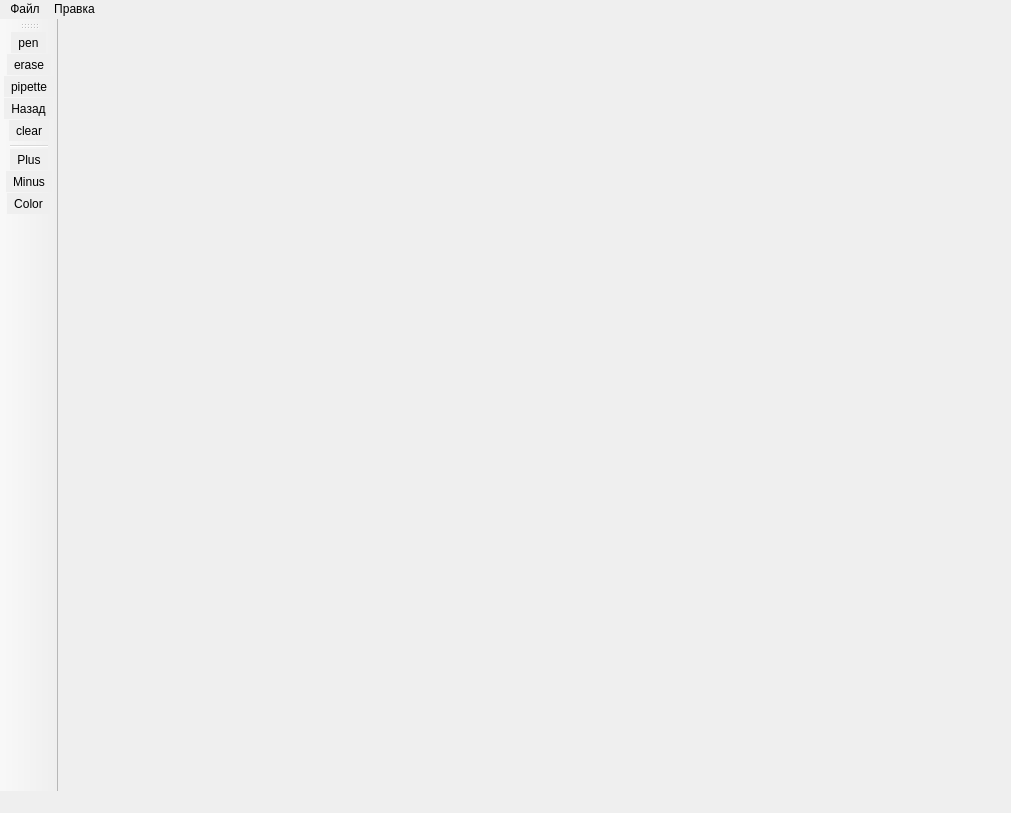
teplov-andrew/mc-paint, file paint_ui.ui: the form before one commit.
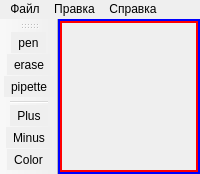
The form after the commit. Icons and pictures are not drawn.

Patch:
```diff
--- a/paint_ui.ui
+++ b/paint_ui.ui
@@ -2,53 +2,95 @@
 <ui version="4.0">
  <class>MainWindow</class>
  <widget class="QMainWindow" name="MainWindow">
-  <property name="geometry">
-   <rect>
-    <x>0</x>
-    <y>0</y>
-    <width>1011</width>
-    <height>813</height>
-   </rect>
-  </property>
   <property name="windowTitle">
    <string>MainWindow</string>
   </property>
   <property name="styleSheet">
    <string notr="true">background-color: rgb(239, 239, 239);</string>
   </property>
+  <property name="toolButtonStyle">
+   <enum>Qt::ToolButtonIconOnly</enum>
+  </property>
   <property name="documentMode">
    <bool>true</bool>
   </property>
+  <property name="tabShape">
+   <enum>QTabWidget::Rounded</enum>
+  </property>
   <widget class="QWidget" name="centralwidget">
-   <widget class="QWidget" name="gridLayoutWidget">
-    <property name="geometry">
-     <rect>
-      <x>0</x>
-      <y>0</y>
-      <width>2</width>
-      <height>2</height>
-     </rect>
+   <property name="styleSheet">
+    <string notr="true">border: 2px solid green;</string>
+   </property>
+   <layout class="QHBoxLayout" name="horizontalLayout">
+    <property name="spacing">
+     <number>0</number>
     </property>
-    <layout class="QGridLayout" name="grid">
-     <property name="horizontalSpacing">
-      <number>0</number>
-     </property>
-     <property name="verticalSpacing">
-      <number>1</number>
-     </property>
-    </layout>
-   </widget>
+    <property name="leftMargin">
+     <number>0</number>
+    </property>
+    <property name="topMargin">
+     <number>0</number>
+    </property>
+    <property name="rightMargin">
+     <number>0</number>
+    </property>
+    <property name="bottomMargin">
+     <number>0</number>
+    </property>
+    <item>
+     <widget class="QScrollArea" name="scrollArea">
+      <property name="styleSheet">
+       <string notr="true">border: 2px solid blue;</string>
+      </property>
+      <property name="widgetResizable">
+       <bool>true</bool>
+      </property>
+      <widget class="QWidget" name="scrollAreaWidgetContents">
+       <property name="styleSheet">
+        <string notr="true">border: 2px solid red;</string>
+       </property>
+       <layout class="QHBoxLayout" name="horizontalLayout_2">
+        <property name="spacing">
+         <number>0</number>
+        </property>
+        <property name="leftMargin">
+         <number>0</number>
+        </property>
+        <property name="topMargin">
+         <number>0</number>
+        </property>
+        <property name="rightMargin">
+         <number>0</number>
+        </property>
+        <property name="bottomMargin">
+         <number>0</number>
+        </property>
+        <item>
+         <layout class="QGridLayout" name="grid">
+          <property name="spacing">
+           <number>1</number>
+          </property>
+         </layout>
+        </item>
+       </layout>
+      </widget>
+     </widget>
+    </item>
+   </layout>
   </widget>
   <widget class="QMenuBar" name="menubar">
    <property name="geometry">
     <rect>
      <x>0</x>
      <y>0</y>
-     <width>1011</width>
+     <width>1077</width>
      <height>22</height>
     </rect>
    </property>
-   <widget class="QMenu" name="menu">
+   <property name="autoFillBackground">
+    <bool>false</bool>
+   </property>
+   <widget class="QMenu" name="menuFile">
     <property name="title">
      <string>Файл</string>
     </property>
@@ -58,15 +100,21 @@
     <addaction name="separator"/>
     <addaction name="actionQuit"/>
    </widget>
-   <widget class="QMenu" name="menu_4">
+   <widget class="QMenu" name="menuEdit">
     <property name="title">
      <string>Правка</string>
     </property>
    </widget>
-   <addaction name="menu"/>
-   <addaction name="menu_4"/>
+   <widget class="QMenu" name="menuHelp">
+    <property name="title">
+     <string>Справка</string>
+    </property>
+    <addaction name="actionAbout"/>
+   </widget>
+   <addaction name="menuFile"/>
+   <addaction name="menuEdit"/>
+   <addaction name="menuHelp"/>
   </widget>
-  <widget class="QStatusBar" name="statusbar"/>
   <widget class="QToolBar" name="toolBar">
    <property name="windowTitle">
     <string>toolBar</string>
@@ -80,8 +128,6 @@
    <addaction name="actionPen"/>
    <addaction name="actionErase"/>
    <addaction name="actionPipette"/>
-   <addaction name="actionUndo"/>
-   <addaction name="actionBin"/>
    <addaction name="separator"/>
    <addaction name="actionPlus"/>
    <addaction name="actionMinus"/>
@@ -162,21 +208,6 @@
     <string>pipette</string>
    </property>
   </action>
-  <action name="actionUndo">
-   <property name="checkable">
-    <bool>true</bool>
-   </property>
-   <property name="checked">
-    <bool>false</bool>
-   </property>
-   <property name="icon">
-    <iconset>
-     <normaloff>ico/undo.png</normaloff>ico/undo.png</iconset>
-   </property>
-   <property name="text">
-    <string>Назад</string>
-   </property>
-  </action>
   <action name="actionQuit">
    <property name="text">
     <string>Выход</string>
```
Left out of the diff: 32 changed lines with no effect on the pictures.
